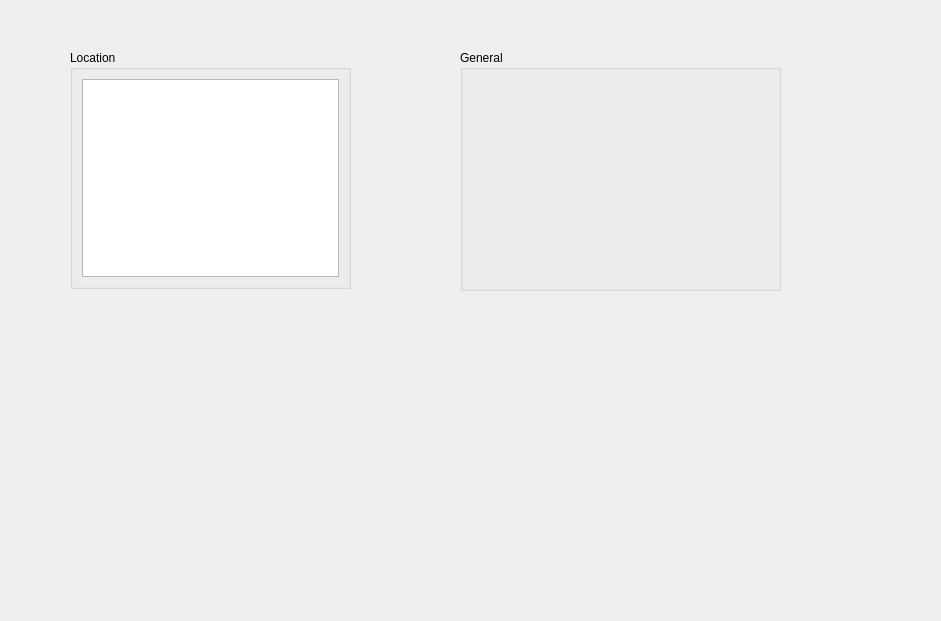
Before: the Qt Designer form Highway Monitoring System/Source Code/whereareyouwidget.ui in Litt1eBai/uni-projects, drawn with Qt 5.
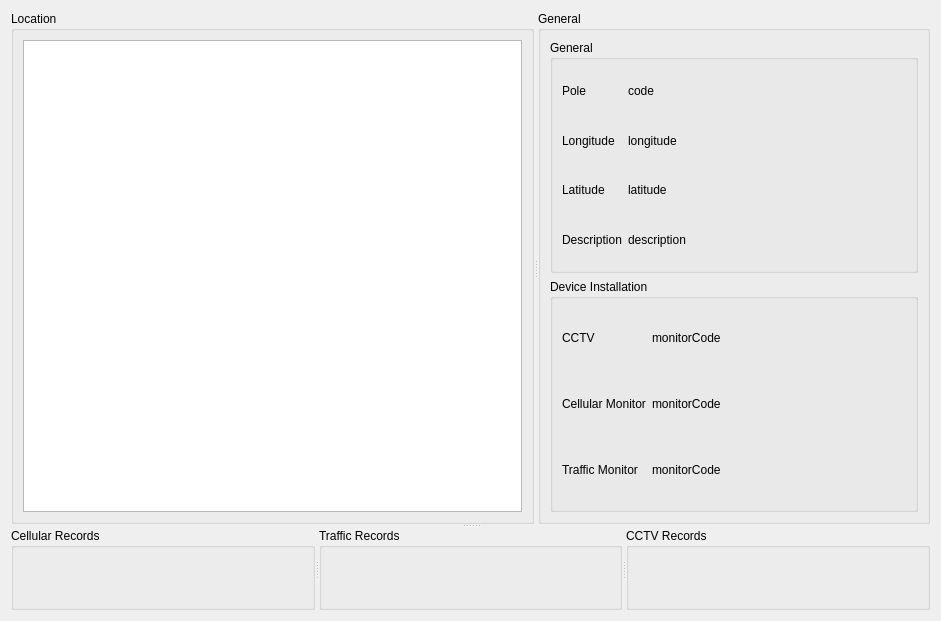
After: the same form once the commit is applied. Custom widgets are drawn as their Qt base class.

Diff of the .ui file:
```diff
--- a/Highway Monitoring System/Source Code/whereareyouwidget.ui
+++ b/Highway Monitoring System/Source Code/whereareyouwidget.ui
@@ -13,48 +13,259 @@
   <property name="windowTitle">
    <string>Form</string>
   </property>
-  <widget class="QGroupBox" name="groupBox">
-   <property name="geometry">
-    <rect>
-     <x>70</x>
-     <y>50</y>
-     <width>281</width>
-     <height>239</height>
-    </rect>
-   </property>
-   <property name="title">
-    <string>Location</string>
-   </property>
-   <layout class="QVBoxLayout" name="verticalLayout">
-    <item>
-     <widget class="QTableView" name="locationTableView"/>
-    </item>
-   </layout>
-  </widget>
-  <widget class="QGroupBox" name="groupBox_2">
-   <property name="geometry">
-    <rect>
-     <x>460</x>
-     <y>50</y>
-     <width>321</width>
-     <height>241</height>
-    </rect>
-   </property>
-   <property name="title">
-    <string>General</string>
-   </property>
-  </widget>
-  <widget class="QWidget" name="widget" native="true">
-   <property name="geometry">
-    <rect>
-     <x>80</x>
-     <y>90</y>
-     <width>120</width>
-     <height>80</height>
-    </rect>
-   </property>
-  </widget>
+  <layout class="QVBoxLayout" name="verticalLayout">
+   <item>
+    <widget class="QSplitter" name="splitter_3">
+     <property name="orientation">
+      <enum>Qt::Vertical</enum>
+     </property>
+     <widget class="QSplitter" name="splitter_2">
+      <property name="orientation">
+       <enum>Qt::Horizontal</enum>
+      </property>
+      <widget class="QGroupBox" name="groupBox">
+       <property name="sizePolicy">
+        <sizepolicy hsizetype="Minimum" vsizetype="Maximum">
+         <horstretch>0</horstretch>
+         <verstretch>0</verstretch>
+        </sizepolicy>
+       </property>
+       <property name="title">
+        <string>Location</string>
+       </property>
+       <layout class="QVBoxLayout" name="verticalLayout_3">
+        <item>
+         <widget class="QTableView" name="locationTableView">
+          <property name="sizePolicy">
+           <sizepolicy hsizetype="Minimum" vsizetype="Minimum">
+            <horstretch>0</horstretch>
+            <verstretch>0</verstretch>
+           </sizepolicy>
+          </property>
+         </widget>
+        </item>
+       </layout>
+      </widget>
+      <widget class="QGroupBox" name="groupBox_2">
+       <property name="title">
+        <string>General</string>
+       </property>
+       <layout class="QVBoxLayout" name="verticalLayout_6">
+        <item>
+         <widget class="QGroupBox" name="groupBox_6">
+          <property name="title">
+           <string>General</string>
+          </property>
+          <layout class="QHBoxLayout" name="horizontalLayout">
+           <item>
+            <layout class="QGridLayout" name="gridLayout">
+             <item row="0" column="0">
+              <widget class="QLabel" name="poleCodeLabel">
+               <property name="frameShadow">
+                <enum>QFrame::Plain</enum>
+               </property>
+               <property name="text">
+                <string>Pole</string>
+               </property>
+              </widget>
+             </item>
+             <item row="1" column="0">
+              <widget class="QLabel" name="longitudeLabel">
+               <property name="text">
+                <string>Longitude</string>
+               </property>
+              </widget>
+             </item>
+             <item row="3" column="0">
+              <widget class="QLabel" name="descriptionLabel">
+               <property name="text">
+                <string>Description</string>
+               </property>
+              </widget>
+             </item>
+             <item row="1" column="1">
+              <widget class="QLabel" name="longitudeText">
+               <property name="text">
+                <string>longitude</string>
+               </property>
+              </widget>
+             </item>
+             <item row="0" column="1">
+              <widget class="QLabel" name="poleCodeText">
+               <property name="text">
+                <string>code</string>
+               </property>
+              </widget>
+             </item>
+             <item row="2" column="0">
+              <widget class="QLabel" name="latitudeLabel">
+               <property name="text">
+                <string>Latitude</string>
+               </property>
+              </widget>
+             </item>
+             <item row="2" column="1">
+              <widget class="QLabel" name="latitudeText">
+               <property name="text">
+                <string>latitude</string>
+               </property>
+              </widget>
+             </item>
+             <item row="3" column="1">
+              <widget class="QLabel" name="descriptionText">
+               <property name="text">
+                <string>description</string>
+               </property>
+              </widget>
+             </item>
+            </layout>
+           </item>
+           <item>
+            <spacer name="horizontalSpacer">
+             <property name="orientation">
+              <enum>Qt::Horizontal</enum>
+             </property>
+             <property name="sizeHint" stdset="0">
+              <size>
+               <width>38</width>
+               <height>20</height>
+              </size>
+             </property>
+            </spacer>
+           </item>
+          </layout>
+         </widget>
+        </item>
+        <item>
+         <widget class="QGroupBox" name="groupBox_7">
+          <property name="title">
+           <string>Device Installation</string>
+          </property>
+          <layout class="QHBoxLayout" name="horizontalLayout_2">
+           <item>
+            <layout class="QGridLayout" name="gridLayout_2">
+             <item row="0" column="0">
+              <widget class="QLabel" name="CCTVMonitorLabel">
+               <property name="text">
+                <string>CCTV</string>
+               </property>
+              </widget>
+             </item>
+             <item row="0" column="1">
+              <widget class="QLabel" name="CCTVCodeText">
+               <property name="text">
+                <string>monitorCode</string>
+               </property>
+              </widget>
+             </item>
+             <item row="1" column="0">
+              <widget class="QLabel" name="cellulatMonitorLabel">
+               <property name="text">
+                <string>Cellular Monitor</string>
+               </property>
+              </widget>
+             </item>
+             <item row="1" column="1">
+              <widget class="QLabel" name="cellularCodeText">
+               <property name="text">
+                <string>monitorCode</string>
+               </property>
+              </widget>
+             </item>
+             <item row="2" column="0">
+              <widget class="QLabel" name="trafficMonitorLabel">
+               <property name="text">
+                <string>Traffic Monitor</string>
+               </property>
+              </widget>
+             </item>
+             <item row="2" column="1">
+              <widget class="QLabel" name="trafficCodeText">
+               <property name="text">
+                <string>monitorCode</string>
+               </property>
+              </widget>
+             </item>
+            </layout>
+           </item>
+           <item>
+            <spacer name="horizontalSpacer_2">
+             <property name="orientation">
+              <enum>Qt::Horizontal</enum>
+             </property>
+             <property name="sizeHint" stdset="0">
+              <size>
+               <width>0</width>
+               <height>20</height>
+              </size>
+             </property>
+            </spacer>
+           </item>
+          </layout>
+         </widget>
+        </item>
+       </layout>
+      </widget>
+     </widget>
+     <widget class="QSplitter" name="splitter">
+      <property name="orientation">
+       <enum>Qt::Horizontal</enum>
+      </property>
+      <widget class="QGroupBox" name="groupBox_3">
+       <property name="title">
+        <string>Cellular Records</string>
+       </property>
+       <layout class="QVBoxLayout" name="verticalLayout_2">
+        <item>
+         <widget class="CellularRecordCurveWidget" name="cellularCurveWidget" native="true"/>
+        </item>
+       </layout>
+      </widget>
+      <widget class="QGroupBox" name="groupBox_4">
+       <property name="title">
+        <string>Traffic Records</string>
+       </property>
+       <layout class="QVBoxLayout" name="verticalLayout_4">
+        <item>
+         <widget class="TrafficRecordCurveWidget" name="trafficCurveWidget" native="true"/>
+        </item>
+       </layout>
+      </widget>
+      <widget class="QGroupBox" name="groupBox_5">
+       <property name="title">
+        <string>CCTV Records</string>
+       </property>
+       <layout class="QVBoxLayout" name="verticalLayout_5">
+        <item>
+         <widget class="CCTVRecordDisplayWidget" name="cctvDisplayWidget" native="true"/>
+        </item>
+       </layout>
+      </widget>
+     </widget>
+    </widget>
+   </item>
+  </layout>
  </widget>
+ <customwidgets>
+  <customwidget>
+   <class>CellularRecordCurveWidget</class>
+   <extends>QWidget</extends>
+   <header>cellularrecordcurvewidget.h</header>
+   <container>1</container>
+  </customwidget>
+  <customwidget>
+   <class>TrafficRecordCurveWidget</class>
+   <extends>QWidget</extends>
+   <header>trafficrecordcurvewidget.h</header>
+   <container>1</container>
+  </customwidget>
+  <customwidget>
+   <class>CCTVRecordDisplayWidget</class>
+   <extends>QWidget</extends>
+   <header>cctvrecorddisplaywidget.h</header>
+   <container>1</container>
+  </customwidget>
+ </customwidgets>
  <resources/>
  <connections/>
 </ui>
```
